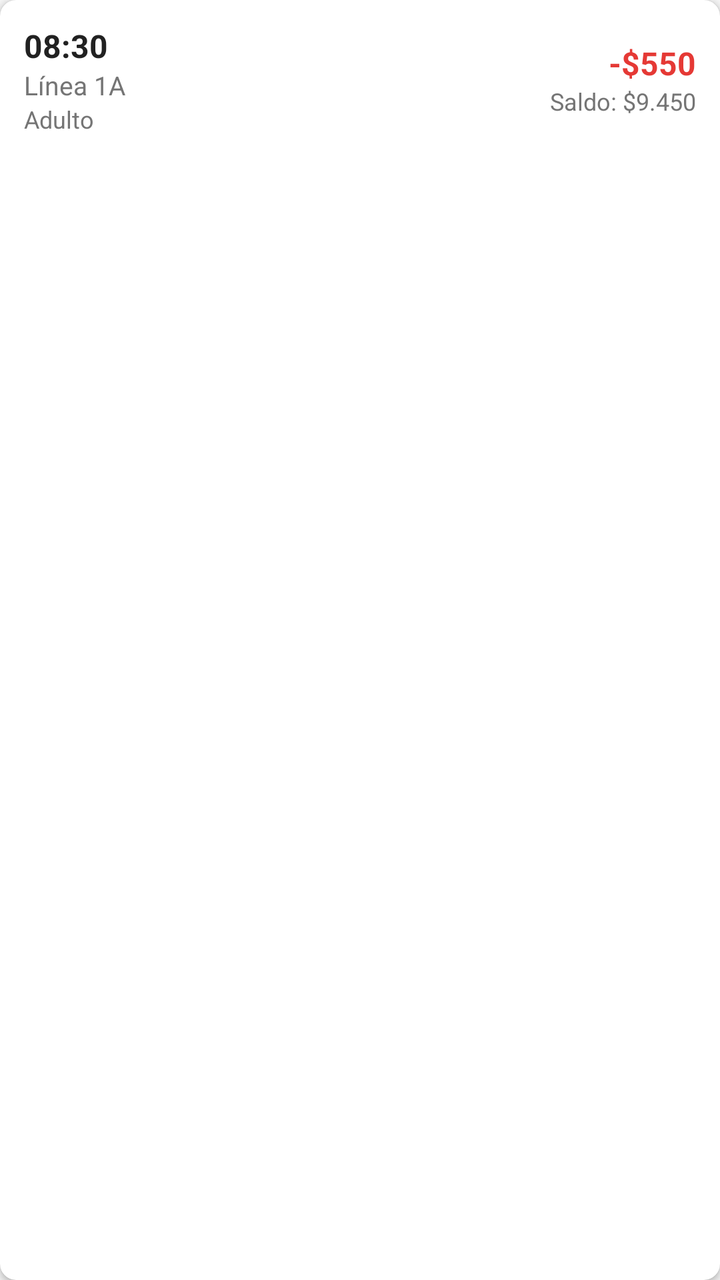
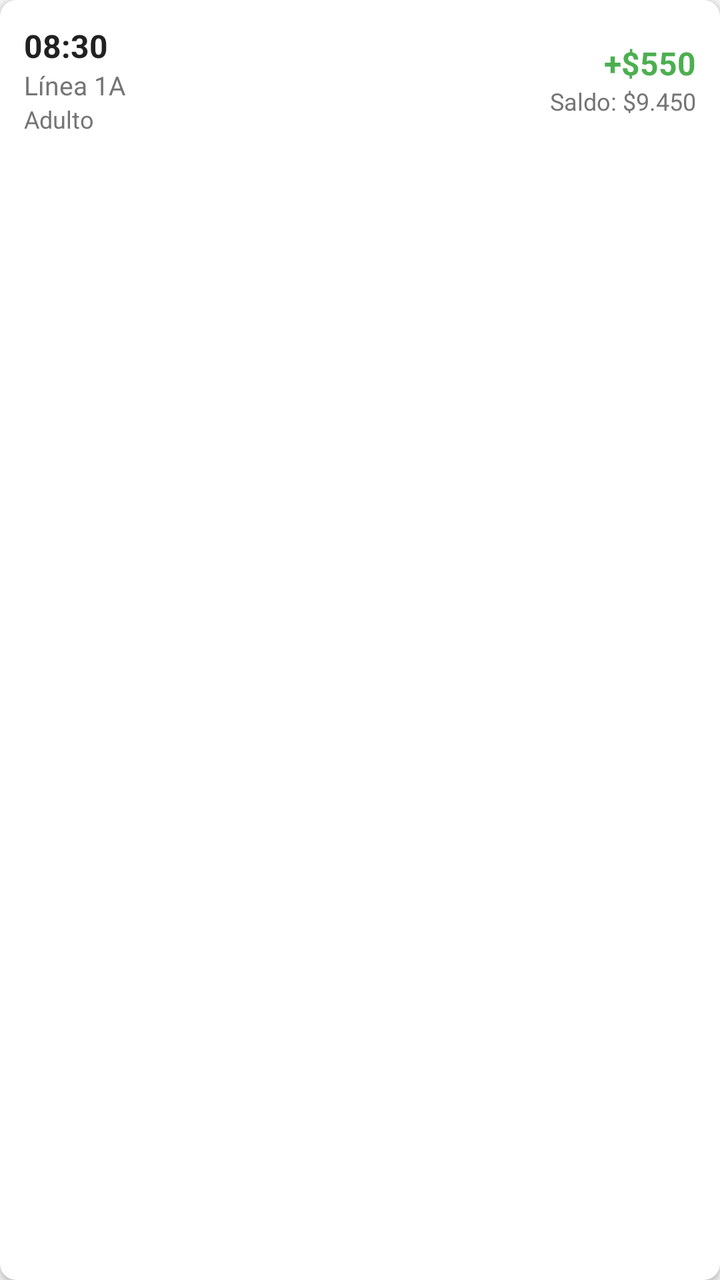

Screens rendered from an Android XML layout before and after an edit, with the pre-edit source and the edit as a unified diff.
<!-- AndroidManifest.xml: application theme Theme.BlackPase -->
<!-- res/layout/item_pago_chofer.xml -->
<?xml version="1.0" encoding="utf-8"?>
<androidx.cardview.widget.CardView xmlns:android="http://schemas.android.com/apk/res/android"
    xmlns:app="http://schemas.android.com/apk/res-auto"
    android:layout_width="match_parent"
    android:layout_height="wrap_content"
    app:cardCornerRadius="8dp"
    app:cardElevation="2dp"
    android:layout_marginBottom="8dp">

    <LinearLayout
        android:layout_width="match_parent"
        android:layout_height="wrap_content"
        android:orientation="horizontal"
        android:padding="12dp"
        android:gravity="center_vertical">

        <LinearLayout
            android:layout_width="0dp"
            android:layout_height="wrap_content"
            android:layout_weight="1"
            android:orientation="vertical">

            <TextView
                android:id="@+id/tvHoraPago"
                android:layout_width="wrap_content"
                android:layout_height="wrap_content"
                android:text="08:30"
                android:textColor="@color/text_primary"
                android:textSize="16sp"
                android:textStyle="bold" />

            <TextView
                android:id="@+id/tvLineaPago"
                android:layout_width="wrap_content"
                android:layout_height="wrap_content"
                android:text="Línea 1A"
                android:textColor="@color/text_secondary"
                android:textSize="13sp" />

            <TextView
                android:id="@+id/tvTipoClientePago"
                android:layout_width="wrap_content"
                android:layout_height="wrap_content"
                android:text="Adulto"
                android:textColor="@color/text_secondary"
                android:textSize="12sp" />

        </LinearLayout>

        <LinearLayout
            android:layout_width="wrap_content"
            android:layout_height="wrap_content"
            android:orientation="vertical"
            android:gravity="end">

            <TextView
                android:id="@+id/tvMontoPago"
                android:layout_width="wrap_content"
                android:layout_height="wrap_content"
                android:text="-$550"
                android:textColor="@color/error"
                android:textSize="16sp"
                android:textStyle="bold" />

            <TextView
                android:id="@+id/tvSaldoRestante"
                android:layout_width="wrap_content"
                android:layout_height="wrap_content"
                android:text="Saldo: $9.450"
                android:textColor="@color/text_secondary"
                android:textSize="12sp" />

        </LinearLayout>

    </LinearLayout>

</androidx.cardview.widget.CardView>
<!-- resources referenced by this layout -->
<resources>
  <color name="error">#E53935</color>
  <color name="text_primary">#212121</color>
  <color name="text_secondary">#757575</color>
  <style name="Theme.BlackPase" parent="Theme.MaterialComponents.DayNight.NoActionBar">
          <item name="colorPrimary">@color/primary</item>
          <item name="colorPrimaryVariant">@color/primary_dark</item>
          <item name="colorOnPrimary">@color/on_primary</item>
          <item name="colorSecondary">@color/secondary</item>
          <item name="colorSecondaryVariant">@color/secondary_dark</item>
          <item name="colorOnSecondary">@color/on_secondary</item>
          <item name="android:statusBarColor">@color/primary_dark</item>
          <item name="android:windowBackground">@color/background</item>
      </style>
  <color name="primary">#1565C0</color>
  <color name="primary_dark">#0D47A1</color>
  <color name="on_primary">#FFFFFF</color>
  <color name="secondary">#4CAF50</color>
  <color name="secondary_dark">#388E3C</color>
  <color name="on_secondary">#FFFFFF</color>
  <color name="background">#F5F5F5</color>
</resources>

<!-- the commit's change to res/layout/item_pago_chofer.xml (unified diff, before → after) -->
@@ -57,8 +57,8 @@
                 android:id="@+id/tvMontoPago"
                 android:layout_width="wrap_content"
                 android:layout_height="wrap_content"
-                android:text="-$550"
-                android:textColor="@color/error"
+                android:text="+$550"
+                android:textColor="@color/success"
                 android:textSize="16sp"
                 android:textStyle="bold" />
 
<!-- resource entries referenced after the edit -->
@@ -1,9 +1,9 @@
 <!-- resources referenced by this layout -->
 <resources>
-  <color name="error">#E53935</color>
+  <color name="success">#4CAF50</color>
   <color name="text_primary">#212121</color>
   <color name="text_secondary">#757575</color>
-  <style name="Theme.BlackPase" parent="Theme.MaterialComponents.DayNight.NoActionBar">
+  <style name="Theme.BlackPase" parent="Theme.MaterialComponents.Light.NoActionBar">
           <item name="colorPrimary">@color/primary</item>
           <item name="colorPrimaryVariant">@color/primary_dark</item>
           <item name="colorOnPrimary">@color/on_primary</item>
